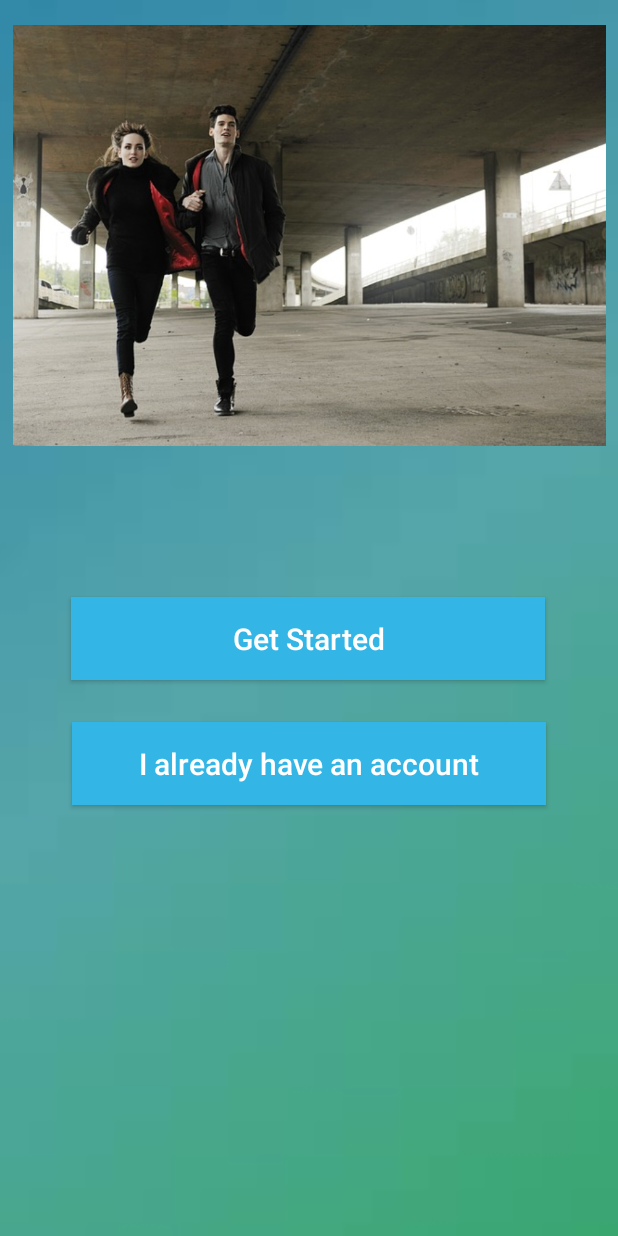
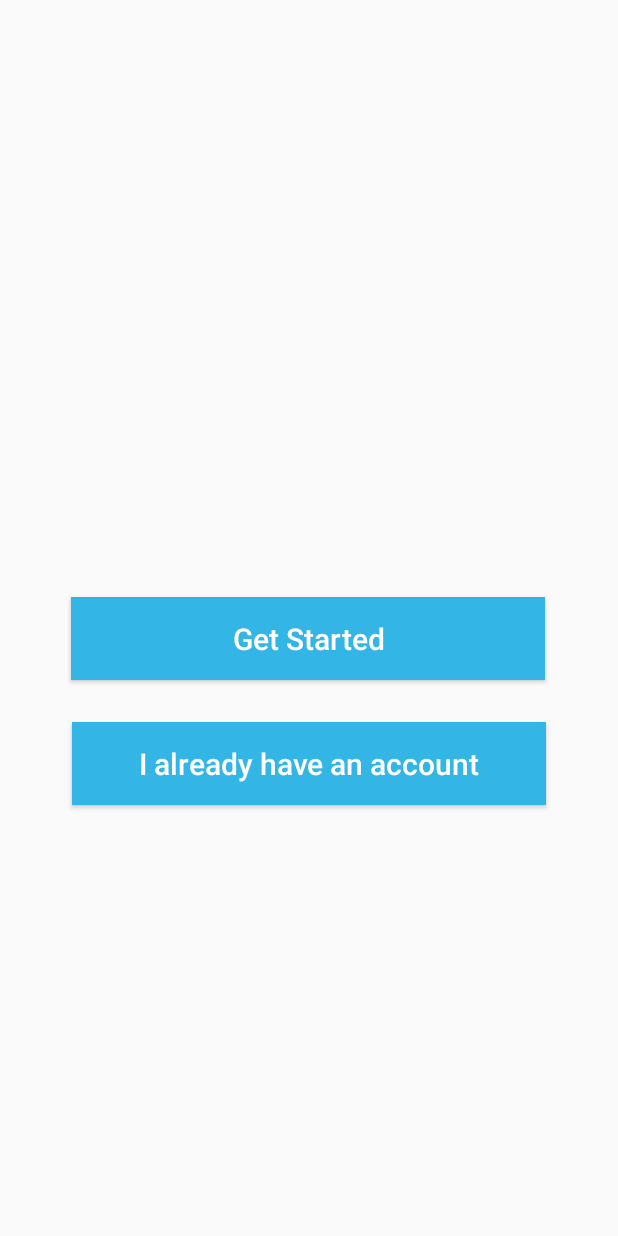
Before and after one commit to segevsig/gymfit_01, an Android app: the screen it shows after launch (MainActivity), on a phone screen of 412 x 824 dp. Run offline under Robolectric (Android 15) with nearby library versions, the phone set to English and light mode, and no system bars; our stand-ins replace Firebase (no records; nobody signed in at launch, a user with empty details on screens opened directly); libraries missing offline, so code that uses them is left out: com.firebase.client, com.google.api.services; 5 statements that could not run were skipped.

Commit message:
ללא עדכונים מיוחדים... סתם חפירה

```diff
--- a/app/src/main/java/segev/gimfit/have_accuont.java
+++ b/app/src/main/java/segev/gimfit/have_accuont.java
@@ -17,6 +17,7 @@ import com.google.firebase.auth.FirebaseAuth;
 import com.google.firebase.database.DatabaseError;
 import com.google.firebase.database.DatabaseReference;
 import com.google.firebase.database.FirebaseDatabase;
+import com.google.firebase.iid.FirebaseInstanceId;
 
 public class have_accuont extends AppCompatActivity {
     EditText Username;
@@ -67,12 +68,16 @@ public class have_accuont extends AppCompatActivity {
             @Override
             public void onComplete(@NonNull Task<AuthResult> task) {
                 if (task.isSuccessful()){
+                    FirebaseDatabase.getInstance().getReference().child("trainee")
+                            .child(FirebaseAuth.getInstance().getCurrentUser().getUid()).child("device_token")
+                            .setValue(FirebaseInstanceId.getInstance().getToken());
                     DatabaseReference ref = FirebaseDatabase.getInstance().getReference().child("Coach")
                             .child(FirebaseAuth.getInstance().getCurrentUser().getUid());
                     ref.addValueEventListener(new com.google.firebase.database.ValueEventListener() {
                         @Override
                         public void onDataChange(com.google.firebase.database.DataSnapshot dataSnapshot) {
                            if (dataSnapshot.getValue()!=null){
+
                                Intent intent=new Intent(have_accuont.this,dashboard_activity.class);
                                Toast.makeText(have_accuont.this,"User is Loged In pass to private page",Toast.LENGTH_LONG).show();
                                startActivity(intent);
--- a/app/src/main/java/segev/gimfit/list_event_for_traning.java
+++ b/app/src/main/java/segev/gimfit/list_event_for_traning.java
@@ -1,8 +1,7 @@
 package segev.gimfit;
 
-import android.content.Intent;
+import android.os.Bundle;
 import android.support.v7.app.AppCompatActivity;
-import android.os.Bundle;
 import android.widget.Toast;
 
 public class list_event_for_traning extends AppCompatActivity {
@@ -14,6 +13,7 @@ public class list_event_for_traning extends AppCompatActivity {
         super.onCreate(savedInstanceState);
         setContentView(R.layout.activity_list_event_for_traning);
        name_of_traning= getIntent().getStringExtra("name").toString();
+
         Toast.makeText(list_event_for_traning.this,name_of_traning,Toast.LENGTH_LONG).show();
 
 
--- a/app/src/main/res/layout/activity_main.xml
+++ b/app/src/main/res/layout/activity_main.xml
@@ -4,8 +4,10 @@
     xmlns:tools="http://schemas.android.com/tools"
     android:layout_width="match_parent"
     android:layout_height="match_parent"
-    tools:context="segev.gimfit.MainActivity"
+    tools:context="segev.gimfit.MainActivity">
+<!--
     android:background="@drawable/gradient_background2">
+-->
 
     <Button
         android:id="@+id/have_acc"
@@ -53,25 +55,25 @@
         app:layout_constraintStart_toStartOf="parent"
         app:layout_constraintTop_toTopOf="parent">
 
-        <ImageView
-            android:id="@+id/imageView2"
-            android:layout_width="fill_parent"
-            android:layout_height="fill_parent"
-            android:contentDescription="@string/app_name"
-            app:srcCompat="@drawable/ux_img" />
+        <!--<ImageView-->
+            <!--android:id="@+id/imageView2"-->
+            <!--android:layout_width="fill_parent"-->
+            <!--android:layout_height="fill_parent"-->
+            <!--android:contentDescription="@string/app_name"-->
+            <!--app:srcCompat="@drawable/ux_img" />-->
 
-        <ImageView
-            android:id="@+id/imageView3"
-            android:layout_width="fill_parent"
-            android:layout_height="fill_parent"
-            android:contentDescription="@string/app_name"
-            app:srcCompat="@drawable/graph_1" />
+        <!--<ImageView-->
+            <!--android:id="@+id/imageView3"-->
+            <!--android:layout_width="fill_parent"-->
+            <!--android:layout_height="fill_parent"-->
+            <!--android:contentDescription="@string/app_name"-->
+            <!--app:srcCompat="@drawable/graph_1" />-->
 
-        <ImageView
-            android:id="@+id/imageView6"
-            android:layout_width="wrap_content"
-            android:layout_height="wrap_content"
-            app:srcCompat="@drawable/running_img" />
+        <!--<ImageView-->
+            <!--android:id="@+id/imageView6"-->
+            <!--android:layout_width="wrap_content"-->
+            <!--android:layout_height="wrap_content"-->
+            <!--app:srcCompat="@drawable/running_img" />-->
 
 
     </ViewFlipper>
--- a/build.gradle
+++ b/build.gradle
@@ -8,8 +8,11 @@ buildscript {
 
     }
     dependencies {
+
+        classpath 'com.google.gms:google-services:3.2.1' // google-services plugin
         classpath 'com.android.tools.build:gradle:3.0.0'
         classpath 'com.google.gms:google-services:3.1.0'
+
 
 
 
@@ -22,6 +25,7 @@ allprojects {
     repositories {
         google()
         jcenter()
+
     }
 }
 
```
Also changed, not shown: app/src/main/java/segev/gimfit/messaging_screen.java (added, +120 -0 lines), app/src/main/res/layout/messaging_screen.xml (added, +19 -0 lines).
